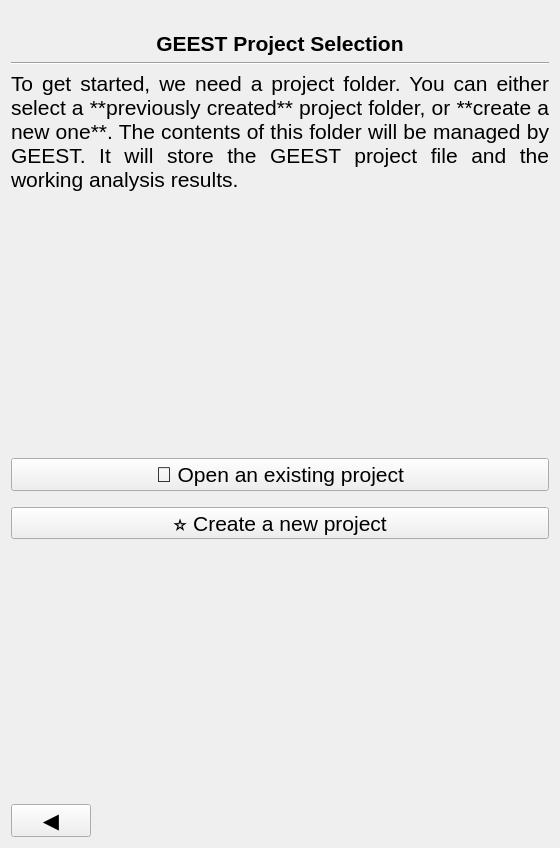
This is geest/ui/setup_panel_base.ui in worldbank/GEEST as Qt 5 draws it before an edit. The edited form follows.
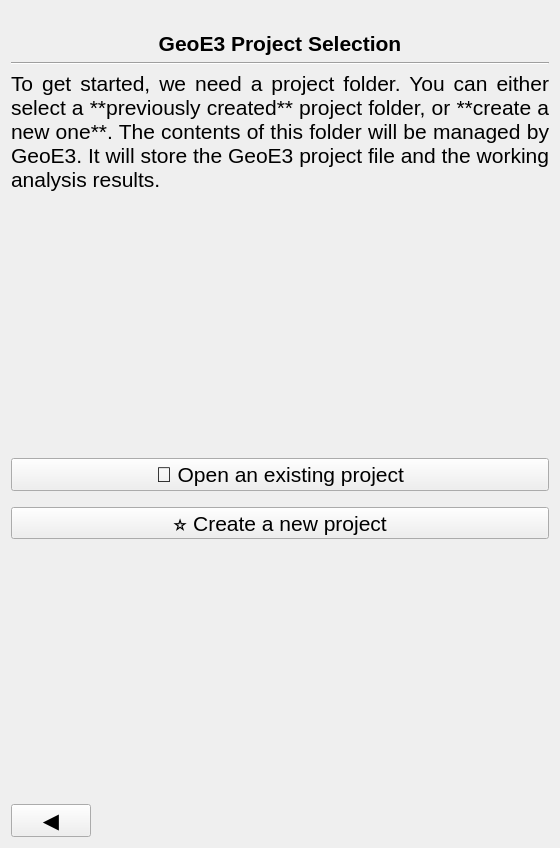
This is the edited form. Icons and pictures are not drawn.

Diff of the .ui file:
```diff
--- a/geest/ui/setup_panel_base.ui
+++ b/geest/ui/setup_panel_base.ui
@@ -30,7 +30,7 @@
    <item row="1" column="0">
     <widget class="QLabel" name="label_2">
      <property name="text">
-      <string>&lt;html&gt;&lt;head/&gt;&lt;body&gt;&lt;p align=&quot;center&quot;&gt;&lt;span style=&quot; font-size:16pt; font-weight:600;&quot;&gt;GEEST Project Selection&lt;/span&gt;&lt;/p&gt;&lt;/body&gt;&lt;/html&gt;</string>
+      <string>&lt;html&gt;&lt;head/&gt;&lt;body&gt;&lt;p align=&quot;center&quot;&gt;&lt;span style=&quot; font-size:16pt; font-weight:600;&quot;&gt;GeoE3 Project Selection&lt;/span&gt;&lt;/p&gt;&lt;/body&gt;&lt;/html&gt;</string>
      </property>
      <property name="textFormat">
       <enum>Qt::RichText</enum>
@@ -58,7 +58,7 @@
       </font>
      </property>
      <property name="text">
-      <string>To get started, we need a project folder. You can either select a **previously created** project folder, or **create a new one**. The contents of this folder will be managed by GEEST. It will store the GEEST project file and the working analysis results.</string>
+      <string>To get started, we need a project folder. You can either select a **previously created** project folder, or **create a new one**. The contents of this folder will be managed by GeoE3. It will store the GeoE3 project file and the working analysis results.</string>
      </property>
      <property name="textFormat">
       <enum>Qt::MarkdownText</enum>
```
